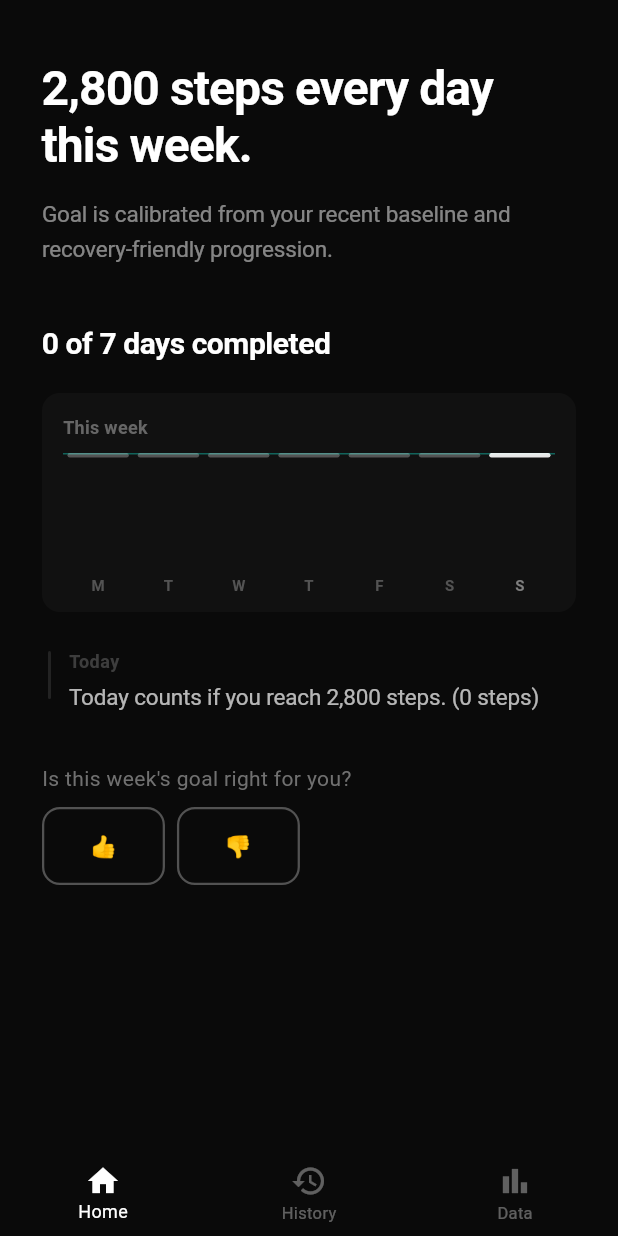
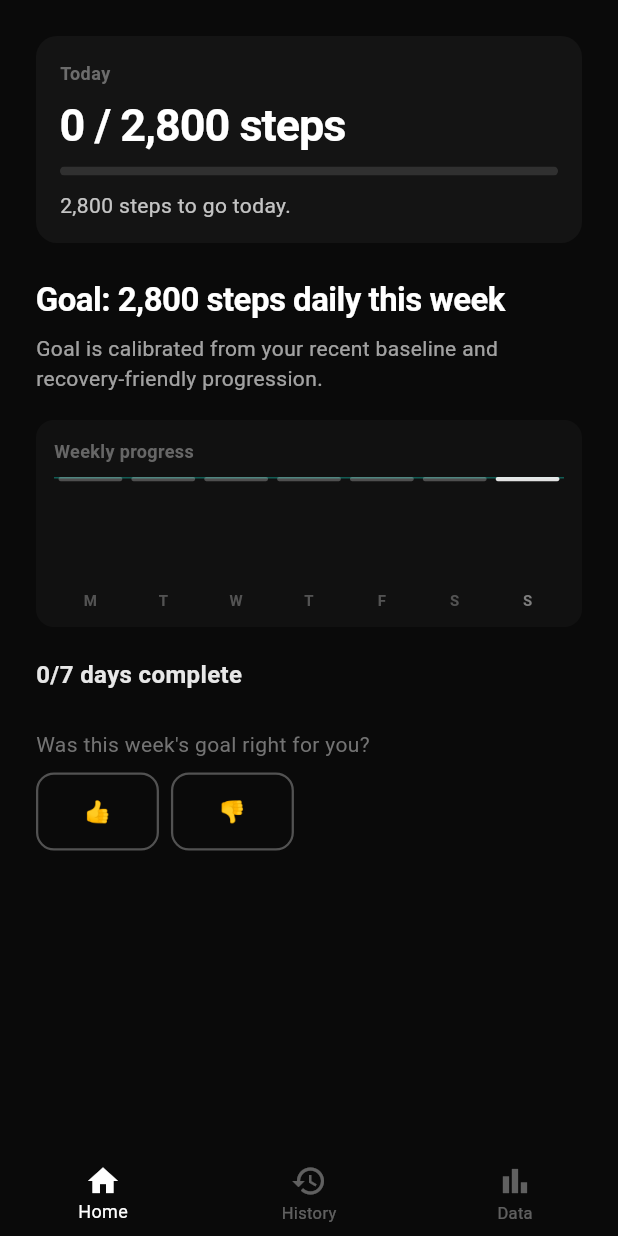
Before and after one commit to HardikSJain/puzzle-health, a Flutter app: the HomePage screen opened by its route, on a phone screen of 412 x 824 dp. Run offline on Flutter 3.47's test engine with Material 3 defaults, Android fonts, the phone set to English and light mode, and no system bars; our stand-ins replace go_router, logger, nanoid, shared_preferences; missing offline and left inert: health; accounts and stored records are empty.

Commit message:
refactor(ui): enforce clear home hierarchy and humanize trust surfaces

```diff
--- a/lib/core/services/goal_selector.dart
+++ b/lib/core/services/goal_selector.dart
@@ -16,7 +16,7 @@ class GoalSelector {
     if (previousFocus == null || previousCompletionRate == null) {
       return CurrentFocus(
         weekStartIso: _dateKey(weekStart),
-        targetSteps: HealthAnalyzer.generateTargetSteps(baseline),
+        targetSteps: _roundedSteps(HealthAnalyzer.generateTargetSteps(baseline)),
         reason: _baselineReason(baseline),
         state: 'normal_progression',
         baselineSteps: baselineSteps,
@@ -52,7 +52,7 @@ class GoalSelector {
 
     return CurrentFocus(
       weekStartIso: _dateKey(weekStart),
-      targetSteps: target,
+      targetSteps: _roundedSteps(target),
       reason: reason,
       state: state,
       baselineSteps: baselineSteps,
@@ -72,6 +72,13 @@ class GoalSelector {
     return 'Goal is calibrated from your recent baseline and recovery-friendly progression.';
   }
 
+  static int _roundedSteps(int value) {
+    if (value < 2000) {
+      return (value / 50).round() * 50;
+    }
+    return (value / 100).round() * 100;
+  }
+
   static String _dateKey(DateTime date) {
     final d = DateTime(date.year, date.month, date.day);
     return '${d.year}-${d.month.toString().padLeft(2, '0')}-${d.day.toString().padLeft(2, '0')}';
--- a/lib/features/data/presentation/pages/data_page.dart
+++ b/lib/features/data/presentation/pages/data_page.dart
@@ -94,7 +94,7 @@ class _DataPageState extends State<DataPage> {
                 const SizedBox(height: 16),
                 _buildBaselineCard(
                   'Pattern',
-                  baseline?.activityPattern ?? 'unknown',
+                  _patternLabel(baseline?.activityPattern),
                   focus != null ? _shortReason(focus.reason) : 'No active focus yet.',
                 ),
                 const SizedBox(height: 16),
@@ -210,6 +210,23 @@ class _DataPageState extends State<DataPage> {
     if (clean.length <= maxLen) return clean;
     return '${clean.substring(0, maxLen - 1).trimRight()}…';
   }
+
+  String _patternLabel(String? pattern) {
+    switch (pattern) {
+      case 'weekday_only':
+        return 'Weekday-focused';
+      case 'weekend_warrior':
+        return 'Weekend-heavy';
+      case 'sporadic':
+        return 'Inconsistent';
+      case 'consistent':
+        return 'Consistent';
+      case 'building':
+        return 'Building baseline';
+      default:
+        return 'Unknown';
+    }
+  }
 }
 
 class _AdherenceSparkline extends StatelessWidget {
--- a/lib/features/home/presentation/pages/home_page.dart
+++ b/lib/features/home/presentation/pages/home_page.dart
@@ -6,8 +6,8 @@ import '../../../../core/services/progress_service.dart';
 import '../../../../core/services/weekly_cycle_service.dart';
 import '../../../../core/theme/color_theme/app_colors.dart';
 
-/// Home Page - The decision surface
-/// Answers: What am I supposed to do right now, and am I on track?
+/// Home Page - Command center
+/// Primary question: What should I do today, and how close am I?
 class HomePage extends StatefulWidget {
   const HomePage({super.key});
 
@@ -46,15 +46,17 @@ class _HomePageState extends State<HomePage> {
       return const Scaffold(
         backgroundColor: AppColor.backgroundColor,
         body: SafeArea(
-          child: Center(
-            child: CircularProgressIndicator(strokeWidth: 2),
-          ),
+          child: Center(child: CircularProgressIndicator(strokeWidth: 2)),
         ),
       );
     }
 
     final focus = _focus!;
     final progress = _progress!;
+    final remainingToday = (focus.targetSteps - progress.todaySteps).clamp(
+      0,
+      focus.targetSteps,
+    );
 
     return Scaffold(
       backgroundColor: AppColor.backgroundColor,
@@ -63,63 +65,20 @@ class _HomePageState extends State<HomePage> {
           onRefresh: _load,
           child: SingleChildScrollView(
             physics: const AlwaysScrollableScrollPhysics(),
-            padding: const EdgeInsets.fromLTRB(28, 32, 28, 48),
+            padding: const EdgeInsets.fromLTRB(24, 24, 24, 48),
             child: Column(
               crossAxisAlignment: CrossAxisAlignment.start,
               children: [
-                const SizedBox(height: 8),
-
-                // The Focus - one weekly action
-                Text(
-                  '${_formatNumber(focus.targetSteps)} steps every day this week.',
-                  style: const TextStyle(
-                    fontSize: 32,
-                    fontWeight: FontWeight.w700,
-                    color: AppColor.primaryTextColor,
-                    height: 1.2,
-                    letterSpacing: -0.6,
-                  ),
-                ),
-
-                const SizedBox(height: 16),
-
-                // Justification
-                Text(
-                  _shortReason(focus.reason),
-                  style: TextStyle(
-                    fontSize: 15,
-                    fontWeight: FontWeight.w400,
-                    color: AppColor.primaryTextColor.withValues(alpha: 0.5),
-                    height: 1.5,
-                    letterSpacing: -0.1,
-                  ),
-                ),
-
-                const SizedBox(height: 36),
-
-                Text(
-                  '${progress.daysCompleted} of ${progress.totalDays} days completed',
-                  style: const TextStyle(
-                    fontSize: 20,
-                    fontWeight: FontWeight.w600,
-                    color: AppColor.primaryTextColor,
-                    letterSpacing: -0.3,
-                  ),
-                ),
-
+                _buildTodayHeader(progress, remainingToday),
+                const SizedBox(height: 24),
+                _buildWeeklyGoalBlock(focus),
                 const SizedBox(height: 18),
-
                 _buildWeeklyChart(progress),
-
+                const SizedBox(height: 20),
+                _buildWeekStatus(progress),
                 const SizedBox(height: 24),
-
-                _buildTodayRelevance(progress),
-
-                const SizedBox(height: 32),
-
                 _buildRatingPrompt(),
-
-                const SizedBox(height: 120),
+                const SizedBox(height: 64),
               ],
             ),
           ),
@@ -128,10 +87,103 @@ class _HomePageState extends State<HomePage> {
     );
   }
 
+  Widget _buildTodayHeader(WeekProgress progress, int remainingToday) {
+    final progressRatio =
+        progress.targetSteps == 0
+            ? 0.0
+            : (progress.todaySteps / progress.targetSteps).clamp(0.0, 1.0);
+
+    return Container(
+      width: double.infinity,
+      padding: const EdgeInsets.fromLTRB(16, 16, 16, 14),
+      decoration: BoxDecoration(
+        color: AppColor.primaryTextColor.withValues(alpha: 0.04),
+        borderRadius: BorderRadius.circular(14),
+      ),
+      child: Column(
+        crossAxisAlignment: CrossAxisAlignment.start,
+        children: [
+          Text(
+            'Today',
+            style: TextStyle(
+              fontSize: 12,
+              fontWeight: FontWeight.w600,
+              color: AppColor.secondaryColor.withValues(alpha: 0.75),
+              letterSpacing: 0.3,
+            ),
+          ),
+          const SizedBox(height: 8),
+          Text(
+            '${_formatNumber(progress.todaySteps)} / ${_formatNumber(progress.targetSteps)} steps',
+            style: const TextStyle(
+              fontSize: 30,
+              fontWeight: FontWeight.w700,
+              color: AppColor.primaryTextColor,
+              letterSpacing: -0.7,
+              height: 1.15,
+            ),
+          ),
+          const SizedBox(height: 10),
+          ClipRRect(
+            borderRadius: BorderRadius.circular(999),
+            child: LinearProgressIndicator(
+              minHeight: 6,
+              value: progressRatio,
+              backgroundColor: AppColor.primaryTextColor.withValues(alpha: 0.12),
+              valueColor: AlwaysStoppedAnimation<Color>(
+                progress.isOnTrackToday
+                    ? AppColor.accentTeal
+                    : AppColor.primaryTextColor.withValues(alpha: 0.85),
+              ),
+            ),
+          ),
+          const SizedBox(height: 10),
+          Text(
+            progress.isOnTrackToday
+                ? 'Today complete.'
+                : '${_formatNumber(remainingToday)} steps to go today.',
+            style: TextStyle(
+              fontSize: 14,
+              color: AppColor.primaryTextColor.withValues(alpha: 0.75),
+            ),
+          ),
+        ],
+      ),
+    );
+  }
+
+  Widget _buildWeeklyGoalBlock(CurrentFocus focus) {
+    return Column(
+      crossAxisAlignment: CrossAxisAlignment.start,
+      children: [
+        Text(
+          'Goal: ${_formatNumber(focus.targetSteps)} steps daily this week',
+          style: const TextStyle(
+            fontSize: 22,
+            fontWeight: FontWeight.w700,
+            color: AppColor.primaryTextColor,
+            letterSpacing: -0.35,
+            height: 1.25,
+          ),
+        ),
+        const SizedBox(height: 8),
+        Text(
+          _shortReason(focus.reason),
+          style: TextStyle(
+            fontSize: 14,
+            fontWeight: FontWeight.w400,
+            color: AppColor.primaryTextColor.withValues(alpha: 0.62),
+            height: 1.45,
+          ),
+        ),
+      ],
+    );
+  }
+
   Widget _buildWeeklyChart(WeekProgress progress) {
     return Container(
       width: double.infinity,
-      padding: const EdgeInsets.fromLTRB(14, 14, 14, 10),
+      padding: const EdgeInsets.fromLTRB(12, 12, 12, 10),
       decoration: BoxDecoration(
         color: AppColor.primaryTextColor.withValues(alpha: 0.03),
         borderRadius: BorderRadius.circular(12),
@@ -140,17 +192,16 @@ class _HomePageState extends State<HomePage> {
         crossAxisAlignment: CrossAxisAlignment.start,
         children: [
           Text(
-            'This week',
+            'Weekly progress',
             style: TextStyle(
               fontSize: 12,
               fontWeight: FontWeight.w600,
               color: AppColor.secondaryColor.withValues(alpha: 0.7),
-              letterSpacing: 0.2,
             ),
           ),
           const SizedBox(height: 8),
           SizedBox(
-            height: 96,
+            height: 90,
             child: _WeeklyBars(
               dailySteps: progress.dailySteps,
               targetSteps: progress.targetSteps,
@@ -161,56 +212,13 @@ class _HomePageState extends State<HomePage> {
     );
   }
 
-  Widget _buildTodayRelevance(WeekProgress progress) {
-    final todayStatus = progress.isOnTrackToday
-        ? 'Today complete.'
-        : 'Today counts if you reach ${_formatNumber(progress.targetSteps)} steps.';
-
-    return Padding(
-      padding: const EdgeInsets.only(left: 4),
-      child: Row(
-        crossAxisAlignment: CrossAxisAlignment.start,
-        children: [
-          Container(
-            width: 2,
-            height: 32,
-            margin: const EdgeInsets.only(top: 2),
-            decoration: BoxDecoration(
-              color: progress.isOnTrackToday
-                  ? AppColor.accentTeal.withValues(alpha: 0.4)
-                  : AppColor.primaryTextColor.withValues(alpha: 0.1),
-              borderRadius: BorderRadius.circular(1),
-            ),
-          ),
-          const SizedBox(width: 12),
-          Expanded(
-            child: Column(
-              crossAxisAlignment: CrossAxisAlignment.start,
-              children: [
-                Text(
-                  'Today',
-                  style: TextStyle(
-                    fontSize: 12,
-                    fontWeight: FontWeight.w600,
-                    color: AppColor.secondaryColor.withValues(alpha: 0.4),
-                    letterSpacing: 0.3,
-                  ),
-                ),
-                const SizedBox(height: 4),
-                Text(
-                  '$todayStatus (${_formatNumber(progress.todaySteps)} steps)',
-                  style: TextStyle(
-                    fontSize: 15,
-                    fontWeight: FontWeight.w400,
-                    color: AppColor.primaryTextColor.withValues(alpha: 0.7),
-                    height: 1.5,
-                    letterSpacing: -0.1,
-                  ),
-                ),
-              ],
-            ),
-          ),
-        ],
+  Widget _buildWeekStatus(WeekProgress progress) {
+    return Text(
+      '${progress.daysCompleted}/7 days complete',
+      style: TextStyle(
+        fontSize: 16,
+        fontWeight: FontWeight.w600,
+        color: AppColor.primaryTextColor.withValues(alpha: 0.9),
       ),
     );
   }
@@ -220,8 +228,8 @@ class _HomePageState extends State<HomePage> {
     if (rating != null) {
       return Text(
         rating
-            ? 'You marked this goal as a good fit.'
-            : 'You marked this goal as not a fit.',
+            ? 'You marked this week\'s goal as a good fit.'
+            : 'You marked this week\'s goal as not a fit.',
         style: TextStyle(
           fontSize: 13,
           color: AppColor.secondaryColor.withValues(alpha: 0.7),
@@ -233,10 +241,10 @@ class _HomePageState extends State<HomePage> {
       crossAxisAlignment: CrossAxisAlignment.start,
       children: [
         Text(
-          'Is this week\'s goal right for you?',
+          'Was this week\'s goal right for you?',
           style: TextStyle(
             fontSize: 14,
-            color: AppColor.secondaryColor.withValues(alpha: 0.8),
+            color: AppColor.secondaryColor.withValues(alpha: 0.82),
           ),
         ),
         const SizedBox(height: 8),
@@ -266,7 +274,7 @@ class _HomePageState extends State<HomePage> {
   String _shortReason(String reason) {
     final firstSentence = reason.split('.').first.trim();
     final clean = firstSentence.isEmpty ? reason.trim() : '$firstSentence.';
-    const maxLen = 88;
+    const maxLen = 84;
     if (clean.length <= maxLen) return clean;
     return '${clean.substring(0, maxLen - 1).trimRight()}…';
   }
@@ -288,8 +296,12 @@ class _WeeklyBars extends StatelessWidget {
   @override
   Widget build(BuildContext context) {
     const days = ['M', 'T', 'W', 'T', 'F', 'S', 'S'];
-    final maxValue = [...dailySteps, targetSteps].reduce((a, b) => a > b ? a : b);
-    final targetRatio = maxValue == 0 ? 0.0 : (targetSteps / maxValue).clamp(0.0, 1.0);
+    final maxValue = [
+      ...dailySteps,
+      targetSteps,
+    ].reduce((a, b) => a > b ? a : b);
+    final targetRatio =
+        maxValue == 0 ? 0.0 : (targetSteps / maxValue).clamp(0.0, 1.0);
     final todayIndex = (DateTime.now().weekday - 1).clamp(0, 6);
 
     return Column(
@@ -301,15 +313,20 @@ class _WeeklyBars extends StatelessWidget {
                 alignment: Alignment(0, 1 - (targetRatio * 2)),
                 child: Container(
                   height: 1,
-                  color: AppColor.accentTeal.withValues(alpha: 0.5),
+                  color: AppColor.accentTeal.withValues(alpha: 0.45),
                 ),
               ),
               Row(
                 crossAxisAlignment: CrossAxisAlignment.end,
                 children: List.generate(7, (index) {
                   final value = dailySteps[index];
-                  final ratio = maxValue == 0 ? 0.0 : (value / maxValue).clamp(0.0, 1.0);
+                  final ratio =
+                      maxValue == 0
+                          ? 0.0
+                          : (value / maxValue).clamp(0.0, 1.0);
                   final isToday = index == todayIndex;
+                  final isComplete = value >= targetSteps;
+
                   return Expanded(
                     child: Padding(
                       padding: const EdgeInsets.symmetric(horizontal: 3),
@@ -318,9 +335,16 @@ class _WeeklyBars extends StatelessWidget {
                         alignment: Alignment.bottomCenter,
                         child: Container(
                           decoration: BoxDecoration(
-                            color: isToday
-                                ? AppColor.primaryTextColor.withValues(alpha: 0.9)
-                                : AppColor.primaryTextColor.withValues(alpha: 0.28),
+                            color:
+                                isComplete
+                                    ? AppColor.accentTeal.withValues(alpha: 0.75)
+                                    : isToday
+                                    ? AppColor.primaryTextColor.withValues(
+                                      alpha: 0.88,
+                                    )
+                                    : AppColor.primaryTextColor.withValues(
+                                      alpha: 0.26,
+                                    ),
                             borderRadius: BorderRadius.circular(3),
                           ),
                         ),
@@ -343,7 +367,9 @@ class _WeeklyBars extends StatelessWidget {
                   style: TextStyle(
                     fontSize: 10,
                     fontWeight: FontWeight.w600,
-                    color: AppColor.secondaryColor.withValues(alpha: index == todayIndex ? 0.9 : 0.55),
+                    color: AppColor.secondaryColor.withValues(
+                      alpha: index == todayIndex ? 0.9 : 0.55,
+                    ),
                   ),
                 ),
               ),
```
